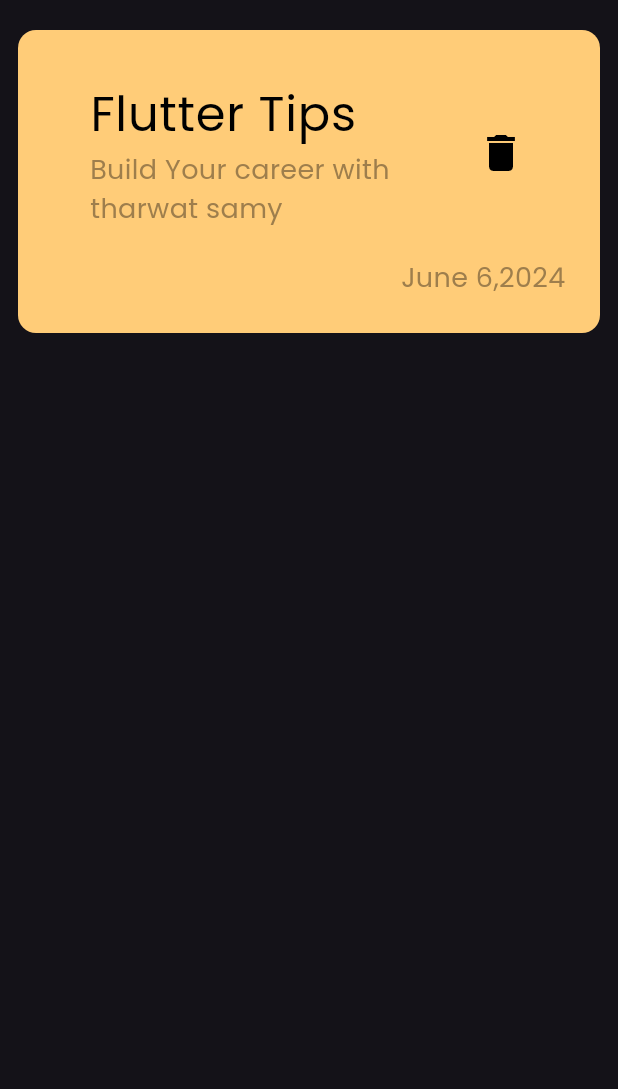
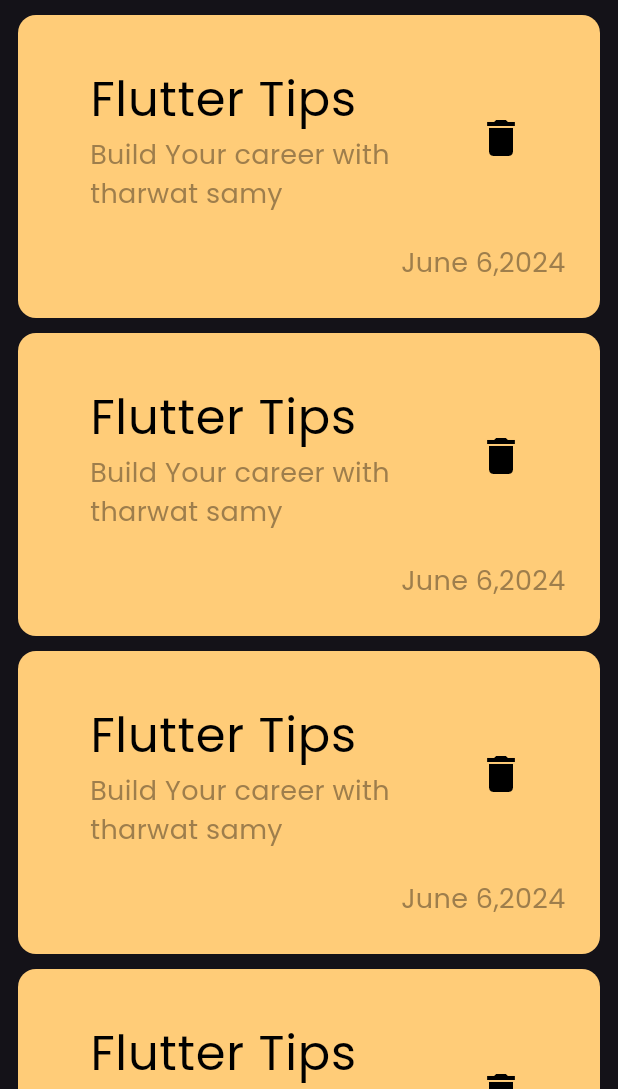
Before and after one commit to mahmoudkarieem/notes_app_, a Flutter app: the screen it shows after launch, on a phone screen of 412 x 824 dp, the part 147-1236 px from its top. Run offline on Flutter 3.47's test engine with Material 3 defaults, Android fonts, the phone set to English and light mode, and no system bars.

Commit message:
create notes list view

```diff
--- a/lib/main.dart
+++ b/lib/main.dart
@@ -16,7 +16,7 @@ class NotesApp extends StatelessWidget {
         brightness: Brightness.dark,
         fontFamily: "Poppins",
       ),
-      home: NotesView(),
+      home: const NotesView(),
     );
   }
 }
--- /dev/null
+++ b/lib/views/note_list_view.dart
@@ -0,0 +1,17 @@
+import 'package:flutter/material.dart';
+import 'package:notes_app/widgets/custom_item_card.dart';
+
+class NotesListView extends StatelessWidget {
+  const NotesListView({super.key});
+
+  @override
+  Widget build(BuildContext context) {
+    return ListView.builder(
+        // padding: EdgeInsets.only(bottom: 10),
+
+        itemCount: 10,
+        itemBuilder: (context, index) {
+          return const CustomItemCard();
+        });
+  }
+}
--- a/lib/views/notes_view_body.dart
+++ b/lib/views/notes_view_body.dart
@@ -1,5 +1,7 @@
+import 'package:flutter/cupertino.dart';
 import 'package:flutter/material.dart';
 import 'package:flutter/widgets.dart';
+import 'package:notes_app/views/note_list_view.dart';
 import 'package:notes_app/widgets/custom_app_bar.dart';
 import 'package:notes_app/widgets/custom_item_card.dart';
 
@@ -17,9 +19,9 @@ class NotesViewBody extends StatelessWidget {
           ),
           CustomAppBar(),
           SizedBox(
-            height: 20,
+            height: 10,
           ),
-          CustomItemCard()
+          Expanded(child: NotesListView())
         ],
       ),
     );
--- a/lib/widgets/custom_item_card.dart
+++ b/lib/widgets/custom_item_card.dart
@@ -5,7 +5,9 @@ class CustomItemCard extends StatelessWidget {
 
   @override
   Widget build(BuildContext context) {
-    return Container(
+    return Padding(
+      padding: const EdgeInsets.only(bottom: 10),
+      child: Container(
         padding: const EdgeInsets.only(
           right: 18,
           left: 32,
@@ -58,6 +60,7 @@ class CustomItemCard extends StatelessWidget {
             )
           ],
         ),
+      ),
     );
   }
 }
```
Lines whose indentation alone changed are shown as unchanged.
